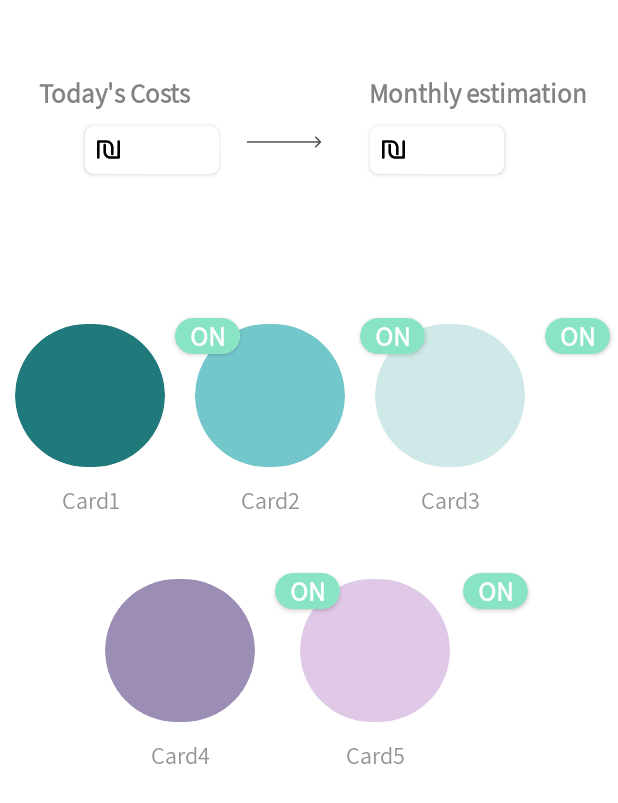
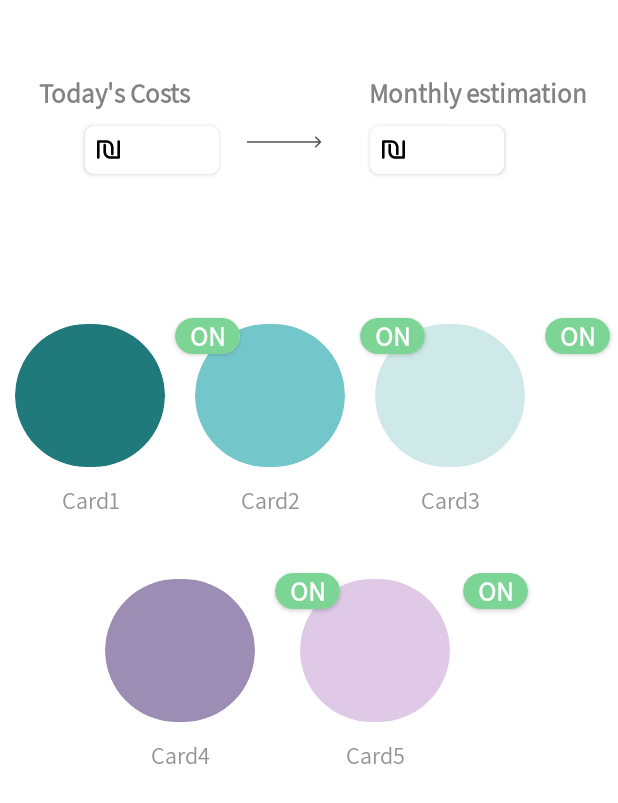
Before and after one commit to shaibrown5/Wattson, an Android app: the layout fragment_home.xml on its own in the app's theme, with its tools: preview values and no code run, on a phone screen of 412 x 824 dp. Shown: the top 803 px of the screen. Run offline under Robolectric (Android 15) with nearby library versions, the phone set to English and light mode, and no system bars; Roboto replaces fonts that are not available here.

Commit message:
changes on colors

```diff
--- a/client/app/src/main/res/values/colors.xml
+++ b/client/app/src/main/res/values/colors.xml
@@ -11,7 +11,7 @@
     <color name="new_background_blue">#DFE4F4</color>
     <color name="background_gray">#E4E4E4</color>
     <color name="font_gray">#939393</color>
-    <color name="on_green">#89E4C4</color>
+    <color name="on_green">#7CD495</color>
     <color name="price_background_home_page">#D0DBFF</color>
     <color name="nav_bar_main">#F3F3F3</color>
     <color name="nav_bar_icon">#939393</color>
```
